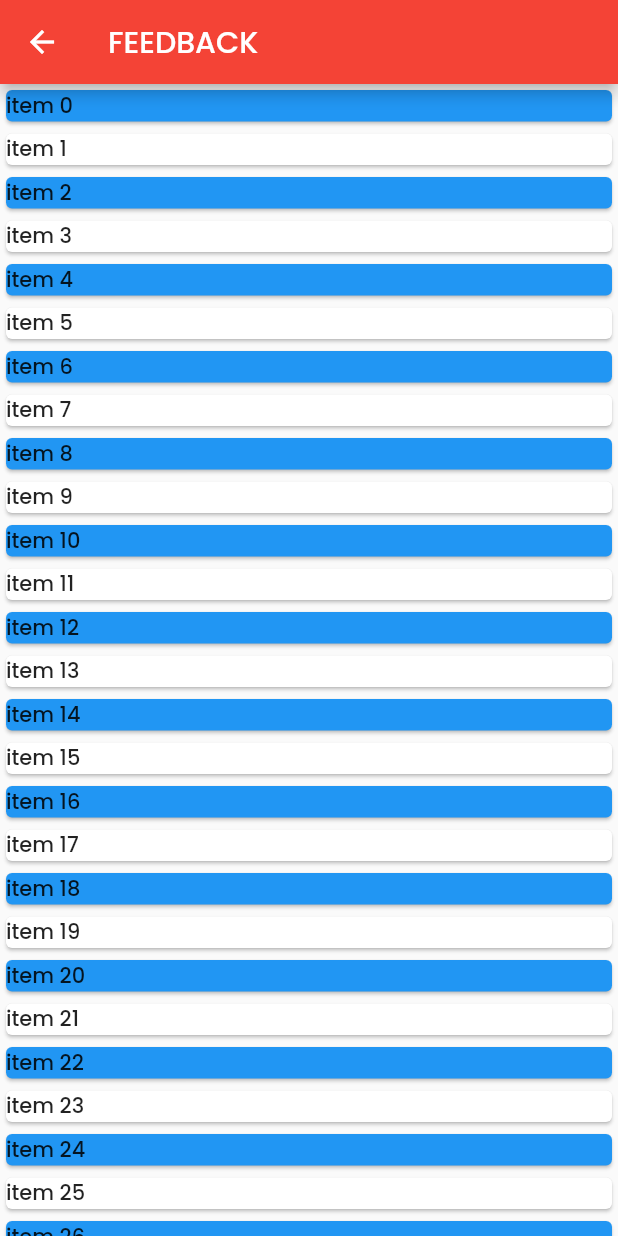
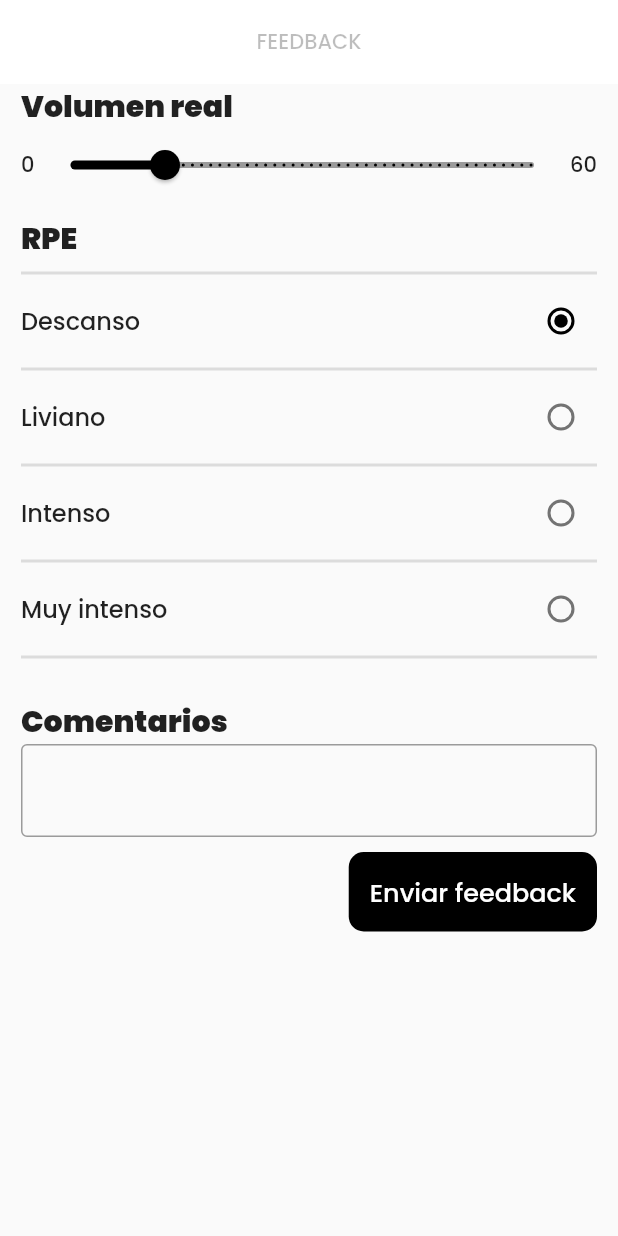
Before and after one commit to mastra/kinesop_app, a Flutter app: the FeedbackScreen screen opened directly, on a phone screen of 412 x 824 dp. Run offline on Flutter 3.47's test engine with Material 2 defaults, Android fonts, the light colour scheme and no system bars; our stand-ins replace get, table_calendar.

Commit message:
pantalla de feedback

```diff
--- a/lib/screen/feedback_screen.dart
+++ b/lib/screen/feedback_screen.dart
@@ -1,21 +1,155 @@
 import 'package:flutter/material.dart';
 
-class FeedbackScreen extends StatelessWidget {
+class FeedbackScreen extends StatefulWidget {
+  @override
+  _FeedbackScreenState createState() => _FeedbackScreenState();
+}
+
+class _FeedbackScreenState extends State<FeedbackScreen> {
+  double _currentSliderValue = 20;
+  int _rpe = 0;
+
+  final Divider divider = Divider(
+    height: 16,
+    thickness: 2,
+  );
+
+  void _changeRPE(int value) {
+    setState(() {
+      _rpe = value;
+    });
+  }
+
+  Widget rowRPE(String title, int value) {
+    const TextStyle _textStyle = TextStyle(
+      fontSize: 16,
+    );
+    return Column(children: [
+      divider,
+      Row(
+        mainAxisAlignment: MainAxisAlignment.spaceBetween,
+        children: [
+          Text(
+            title,
+            style: _textStyle,
+          ),
+          Radio(
+            activeColor: Colors.black,
+            value: value,
+            onChanged: _changeRPE,
+            groupValue: _rpe,
+          ),
+        ],
+      )
+    ]);
+  }
+
   @override
   Widget build(BuildContext context) {
     return Scaffold(
       appBar: AppBar(
-        title: Text("FEEDBACK"),
+        title: Text(
+          "FEEDBACK",
+          style: TextStyle(color: Colors.black26, fontSize: 14),
+        ),
+        centerTitle: true,
+        backgroundColor: Colors.white,
+        elevation: 0,
       ),
       body: Container(
-        child: ListView.builder(
-            itemCount: 40,
-            itemBuilder: (BuildContext _context, int index) {
-              return Card(
-                color: (index % 2) == 0 ? Colors.blue : null,
-                child: Text("item $index"),
-              );
-            }),
+        child: SingleChildScrollView(
+          child: Container(
+            padding: EdgeInsets.only(left: 14, right: 14),
+            child: Column(
+              crossAxisAlignment: CrossAxisAlignment.start,
+              children: [
+                Text(
+                  "Volumen real",
+                  style: TextStyle(
+                    fontSize: 20,
+                    fontWeight: FontWeight.bold,
+                  ),
+                ),
+                Row(
+                  mainAxisAlignment: MainAxisAlignment.start,
+                  children: [
+                    Text("0"),
+                    Expanded(
+                      child: Slider(
+                        activeColor: Colors.black,
+                        inactiveColor: Colors.black38,
+                        value: _currentSliderValue,
+                        min: 0,
+                        max: 100,
+                        divisions: 50,
+                        label: _currentSliderValue.round().toString(),
+                        onChanged: (double value) {
+                          setState(() {
+                            _currentSliderValue = value;
+                          });
+                        },
+                      ),
+                    ),
+                    Text("60"),
+                  ],
+                ),
+                SizedBox(
+                  height: 10,
+                ),
+                Text(
+                  "RPE",
+                  textAlign: TextAlign.start,
+                  style: TextStyle(
+                    fontSize: 20,
+                    fontWeight: FontWeight.bold,
+                  ),
+                ),
+                rowRPE("Descanso", 0),
+                rowRPE("Liviano", 10),
+                rowRPE("Intenso", 20),
+                rowRPE("Muy intenso", 30),
+                divider,
+                SizedBox(
+                  height: 20,
+                ),
+                Text("Comentarios",
+                    style:
+                        TextStyle(fontWeight: FontWeight.bold, fontSize: 20)),
+                TextField(
+                  decoration: InputDecoration(
+                    border: OutlineInputBorder(
+                      borderSide: BorderSide(
+                        color: Colors.black38,
+                        width: 1,
+                      ),
+                    ),
+                  ),
+                  maxLines: 6,
+                  minLines: 1,
+                  expands: false,
+                  keyboardType: TextInputType.multiline,
+                ),
+                SizedBox(
+                  height: 10,
+                ),
+                Row(
+                  children: [
+                    Spacer(),
+                    FlatButton(
+                      onPressed: () {},
+                      color: Colors.black,
+                      textColor: Colors.white,
+                      child: Text("Enviar feedback"),
+                      shape: RoundedRectangleBorder(
+                        borderRadius: BorderRadius.circular(10.0),
+                      ),
+                    ),
+                  ],
+                ),
+              ],
+            ),
+          ),
+        ),
       ),
     );
   }
```
